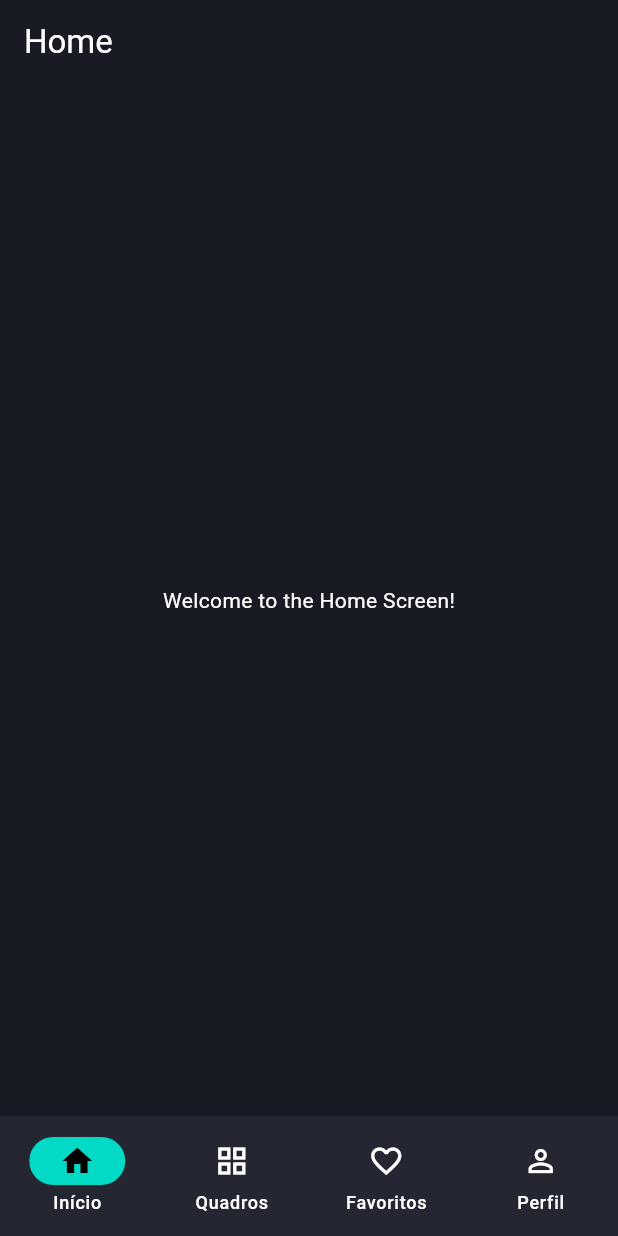
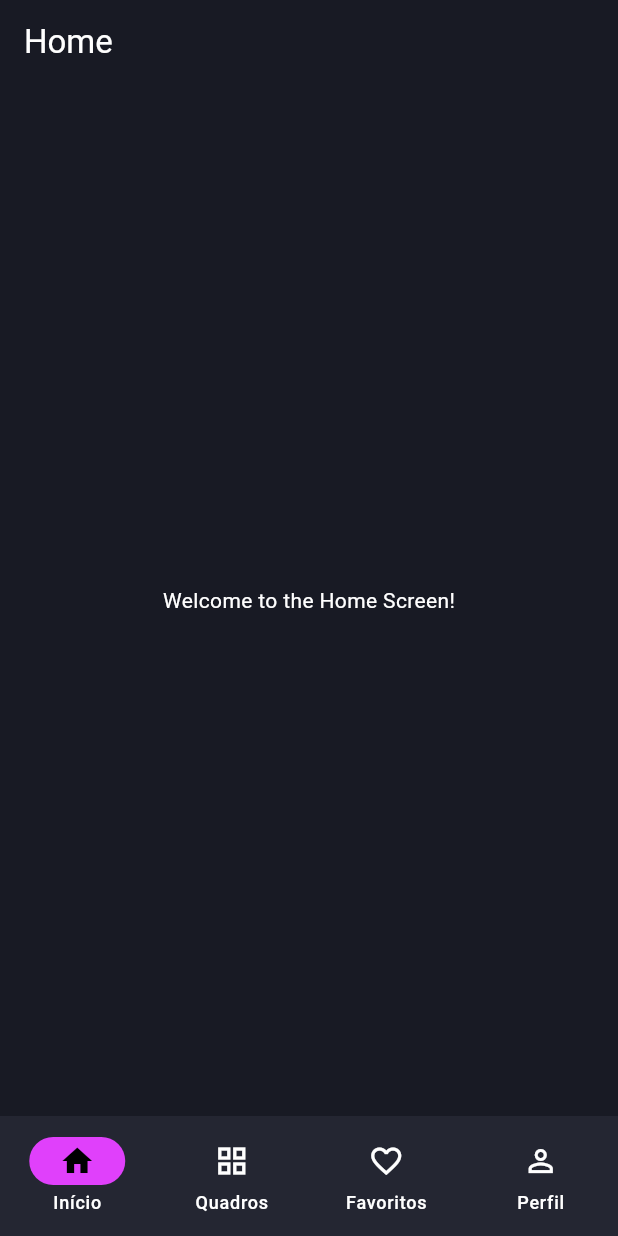
Before and after one commit to brudrago/PodcastApp, a Flutter app: the screen it shows after launch, on a phone screen of 412 x 824 dp. Run offline on Flutter 3.47's test engine with Material 3 defaults, Android fonts, the phone set to English and light mode, and no system bars; our stand-ins replace go_router.

Commit message:
[Podcast] Fix colors

```diff
--- a/podcast_app/lib/app/UI/app_theme.dart
+++ b/podcast_app/lib/app/UI/app_theme.dart
@@ -15,6 +15,9 @@ sealed class PodcastAppTheme {
       backgroundColor: PodcastAppColors.lightBackground,
       foregroundColor: PodcastAppColors.black,
       elevation: 0,
+    ),
+    navigationBarTheme: const NavigationBarThemeData(
+      indicatorColor: PodcastAppColors.primary,
     ),
     textTheme: const TextTheme(
       headlineLarge: TextStyle(
@@ -41,6 +44,9 @@ sealed class PodcastAppTheme {
       foregroundColor: PodcastAppColors.white,
       elevation: 0,
     ),
+    navigationBarTheme: const NavigationBarThemeData(
+      indicatorColor: PodcastAppColors.primary,
+    ),
     textTheme: const TextTheme(
       headlineLarge: TextStyle(
         color: PodcastAppColors.white,
```
Also changed, not shown: podcast_app/lib/features/favorites/widgets/favorite_episode_tile.dart (+25 -11 lines).
